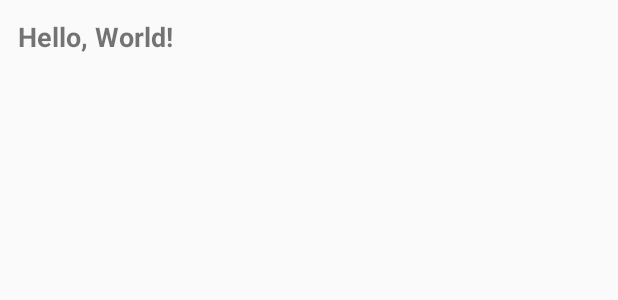
After one commit to Davoleo/Java-Android, an Android app: the layout fragment_read_database_contacts.xml on its own in the app's theme, with its tools: preview values and no code run, on a phone screen of 412 x 824 dp. The commit adds this screen. Shown: the top 300 px of the screen. Run offline under Robolectric (Android 15) with nearby library versions, the phone set to English and light mode, and no system bars.

Commit message:
Read Data from SQLite db + fixed a small mistake

```diff
--- a/app/src/main/java/io/github/davoleo/javandroid/sqlitetest/fragments/AddDatabaseContact.java
+++ b/app/src/main/java/io/github/davoleo/javandroid/sqlitetest/fragments/AddDatabaseContact.java
@@ -44,7 +44,7 @@ public class AddDatabaseContact extends Fragment {
             @Override
             public void onClick(View v) {
                 String id = textboxID.getText().toString();
-                String name = textboxID.getText().toString();
+                String name = textboxName.getText().toString();
                 String email = textboxEmail.getText().toString();
 
                 //Normally Database tasks should be put in another background thread through an AsyncTask (not on the main one where they might cause UI Freeze)
--- a/app/src/main/java/io/github/davoleo/javandroid/sqlitetest/fragments/DatabaseHome.java
+++ b/app/src/main/java/io/github/davoleo/javandroid/sqlitetest/fragments/DatabaseHome.java
@@ -42,6 +42,9 @@ public class DatabaseHome extends Fragment implements View.OnClickListener {
         buttonSave = view.findViewById(R.id.btnAddContact);
         buttonSave.setOnClickListener(this);
 
+        buttonView = view.findViewById(R.id.btnViewContacts);
+        buttonView.setOnClickListener(this);
+
         return view;
     }
 
@@ -66,6 +69,9 @@ public class DatabaseHome extends Fragment implements View.OnClickListener {
             case R.id.btnAddContact:
                 databaseOperationListener.onDbOperationPerform(0);
                 break;
+            case R.id.btnViewContacts:
+                databaseOperationListener.onDbOperationPerform(1);
+                break;
         }
     }
 }
--- /dev/null
+++ b/app/src/main/res/layout/fragment_read_database_contacts.xml
@@ -0,0 +1,15 @@
+<ScrollView xmlns:android="http://schemas.android.com/apk/res/android"
+             xmlns:tools="http://schemas.android.com/tools"
+             android:layout_width="match_parent"
+             android:layout_height="match_parent"
+             tools:context="io.github.davoleo.javandroid.sqlitetest.fragments.ReadDatabaseContacts">
+
+    <TextView android:layout_width="match_parent"
+              android:layout_height="wrap_content"
+              android:text="Hello, World!"
+              android:textStyle="bold"
+              android:textSize="18sp"
+              android:layout_margin="12dp"
+              android:id="@+id/contactsDisplay" />
+
+</ScrollView>
--- a/app/src/main/res/values/strings.xml
+++ b/app/src/main/res/values/strings.xml
@@ -43,4 +43,7 @@
     <string name="key_preference">net.davoleo.java_android.key_preference</string>
     <string name="key_status_preference">net.davoleo.java_android.key_status_preference</string>
     <string name="sqlite_activity_title">SQLite Test</string>
+
+    <!-- TODO: Remove or change this placeholder text -->
+    <string name="hello_blank_fragment">Hello blank fragment</string>
 </resources>
```
Also changed, not shown: app/src/main/java/io/github/davoleo/javandroid/sqlitetest/ContactDBHelper.java (+12 -0 lines), app/src/main/java/io/github/davoleo/javandroid/sqlitetest/SQLiteHome.java (+8 -0 lines), app/src/main/java/io/github/davoleo/javandroid/sqlitetest/fragments/ReadDatabaseContacts.java (added, +59 -0 lines).
